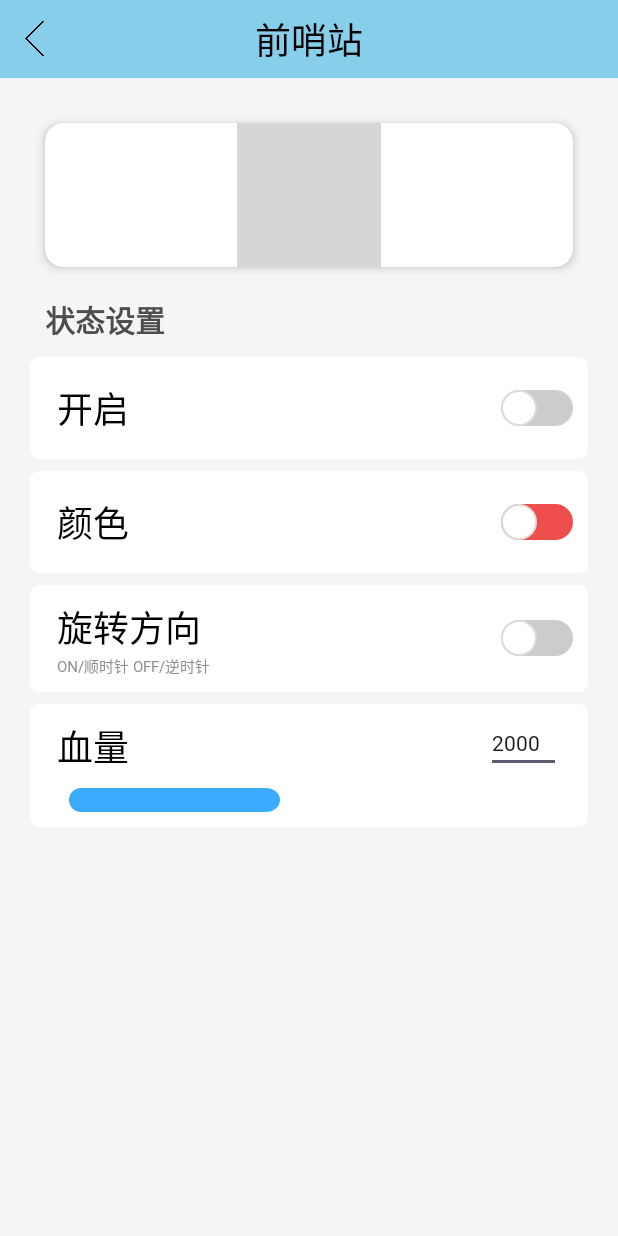
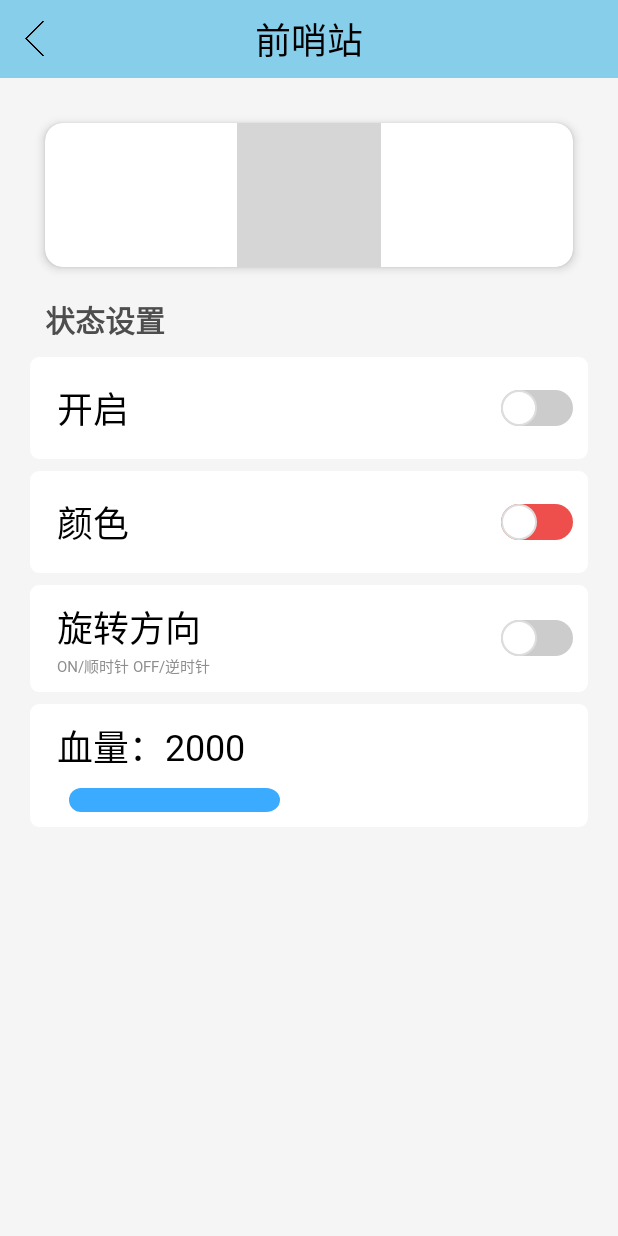
Before and after one commit to Shen-Jiewen/RM_ZD, an Android app: the OutpostDeviceActivity screen opened directly, with no data from a screen before it, on a phone screen of 412 x 824 dp. Run offline under Robolectric (Android 15) with nearby library versions, the phone set to English and light mode, and no system bars; 1 statement that could not run was skipped; grey boxes are pictures that could not be loaded.

Commit message:
优化了UI处理逻辑

```diff
--- a/app/src/main/java/com/example/wdr_outpost/OutpostDeviceActivity.java
+++ b/app/src/main/java/com/example/wdr_outpost/OutpostDeviceActivity.java
@@ -5,12 +5,12 @@ import android.bluetooth.BluetoothDevice;
 import android.bluetooth.BluetoothManager;
 import android.content.Context;
 import android.os.Bundle;
-import android.text.Editable;
-import android.text.TextWatcher;
-import android.widget.EditText;
+import android.os.Handler;
+import android.os.Looper;
 import android.widget.ImageView;
 import android.widget.SeekBar;
 import android.widget.Switch;
+import android.widget.TextView;
 import android.widget.Toast;
 import androidx.appcompat.app.AppCompatActivity;
 
@@ -23,8 +23,9 @@ public class OutpostDeviceActivity extends AppCompatActivity implements Bluetoot
     @SuppressLint("UseSwitchCompatOrMaterialCode")
     private Switch switchSetting1, switchSetting2, switchSetting3;
     private SeekBar seekBar;
-    private EditText etHealthValue;
+    private TextView etHealthValue;
     private BluetoothCommunicator bluetoothComm;
+    private final Handler handler = new Handler(Looper.getMainLooper());
 
     @Override
     protected void onCreate(Bundle savedInstanceState) {
@@ -41,28 +42,30 @@ public class OutpostDeviceActivity extends AppCompatActivity implements Bluetoot
         switchSetting2 = findViewById(R.id.sw_setting_2);
         switchSetting3 = findViewById(R.id.sw_setting_3);
         seekBar = findViewById(R.id.sb_setting_progress);
-        etHealthValue = findViewById(R.id.et_health_value);
+        etHealthValue = findViewById(R.id.tv_setting_name_4);
 
         ImageView ivBack = findViewById(R.id.iv_back);
         ivBack.setOnClickListener(v -> finish());
     }
 
     private void initializeBluetooth() {
+        new Thread(() -> {
             BluetoothManager bluetoothManager = (BluetoothManager) getSystemService(Context.BLUETOOTH_SERVICE);
             if (bluetoothManager == null || bluetoothManager.getAdapter() == null) {
-            showToastAndFinish("Bluetooth not available");
+                handler.post(() -> showToastAndFinish("Bluetooth not available"));
                 return;
             }
 
             String deviceAddress = getIntent().getStringExtra("deviceMacAddress");
             if (deviceAddress == null) {
-            showToastAndFinish("No device address provided");
+                handler.post(() -> showToastAndFinish("No device address provided"));
                 return;
             }
 
             bluetoothComm = new BluetoothCommunicator(this);
             BluetoothDevice device = bluetoothManager.getAdapter().getRemoteDevice(deviceAddress);
             bluetoothComm.connect(device);
+        }).start();
     }
 
     private void setupListeners() {
@@ -71,6 +74,7 @@ public class OutpostDeviceActivity extends AppCompatActivity implements Bluetoot
         switchSetting3.setOnCheckedChangeListener((v, checked) -> sendCurrentState());
 
         seekBar.setOnSeekBarChangeListener(new SeekBar.OnSeekBarChangeListener() {
+            @SuppressLint("SetTextI18n")
             @Override
             public void onProgressChanged(SeekBar seekBar, int progress, boolean fromUser) {
                 if (fromUser) {
@@ -82,7 +86,7 @@ public class OutpostDeviceActivity extends AppCompatActivity implements Bluetoot
                         actualProgress = MAX_PROGRESS;
                         seekBar.setProgress(MAX_PROGRESS / 100);
                     }
-                    etHealthValue.setText(String.valueOf(actualProgress));
+                    etHealthValue.setText("血量：" + String.valueOf(actualProgress));
                 }
             }
 
@@ -94,45 +98,28 @@ public class OutpostDeviceActivity extends AppCompatActivity implements Bluetoot
                 sendCurrentState();
             }
         });
-
-        etHealthValue.addTextChangedListener(new TextWatcher() {
-            @Override
-            public void beforeTextChanged(CharSequence s, int start, int count, int after) {}
-
-            @Override
-            public void onTextChanged(CharSequence s, int start, int before, int count) {}
-
-            @Override
-            public void afterTextChanged(Editable s) {
-                try {
-                    int value = Integer.parseInt(s.toString());
-                    value = Math.max(MIN_PROGRESS, Math.min(value, MAX_PROGRESS));
-                    seekBar.setProgress(value / 100);
-                } catch (NumberFormatException e) {
-                    // Ignore invalid input
-                }
-            }
-        });
     }
 
     private void sendCurrentState() {
+        new Thread(() -> {
             bluetoothComm.sendData(
                     switchSetting1.isChecked(),
                     switchSetting2.isChecked(),
                     switchSetting3.isChecked(),
                     seekBar.getProgress() * 100
             );
+        }).start();
     }
 
     // BluetoothCallback implementations
     @Override
     public void onConnected() {
-        runOnUiThread(() -> Toast.makeText(this, "Connected", Toast.LENGTH_SHORT).show());
+        handler.post(() -> Toast.makeText(this, "Connected", Toast.LENGTH_SHORT).show());
     }
 
     @Override
     public void onConnectionFailed(String error) {
-        runOnUiThread(() -> {
+        handler.post(() -> {
             Toast.makeText(this, "Connection failed: " + error, Toast.LENGTH_SHORT).show();
             finish();
         });
@@ -144,7 +131,7 @@ public class OutpostDeviceActivity extends AppCompatActivity implements Bluetoot
         String[] parts = data.split(", ");
         if (parts.length < 4) return;
 
-        runOnUiThread(() -> {
+        handler.post(() -> {
             switchSetting1.setChecked(parts[0].contains("开启"));
             switchSetting2.setChecked(parts[1].contains("蓝色"));
             switchSetting3.setChecked(parts[2].contains("顺时针"));
@@ -156,12 +143,14 @@ public class OutpostDeviceActivity extends AppCompatActivity implements Bluetoot
 
     @Override
     public void onError(String error) {
-        runOnUiThread(() -> Toast.makeText(this, error, Toast.LENGTH_SHORT).show());
+        handler.post(() -> Toast.makeText(this, error, Toast.LENGTH_SHORT).show());
     }
 
     private void showToastAndFinish(String message) {
+        handler.post(() -> {
             Toast.makeText(this, message, Toast.LENGTH_SHORT).show();
             finish();
+        });
     }
 
     @Override
--- a/app/src/main/res/layout-land/activity_device.xml
+++ b/app/src/main/res/layout-land/activity_device.xml
@@ -199,22 +199,6 @@
                 android:textColor="#000000"
                 android:textSize="24sp"/>
 
-            <!-- EditText -->
-            <EditText
-                android:id="@+id/et_health_value"
-                android:layout_width="50dp"
-                android:layout_height="wrap_content"
-                android:layout_alignParentRight="true"
-                android:layout_marginRight="8dp"
-                android:layout_alignTop="@id/tv_setting_name_4"
-                android:layout_alignBottom="@id/tv_setting_name_4"
-                android:text="2000"
-                android:textSize="14sp"
-                android:fontFamily="@font/custom_font"
-                android:inputType="number"
-                android:cursorVisible="false"
-                tools:ignore="HardcodedText,LabelFor,RtlHardcoded" />
-
             <!-- SeekBar -->
             <SeekBar
                 android:id="@+id/sb_setting_progress"
--- a/app/src/main/res/layout/activity_device.xml
+++ b/app/src/main/res/layout/activity_device.xml
@@ -219,26 +219,10 @@
                 android:layout_height="wrap_content"
                 android:layout_alignParentStart="true"
                 android:layout_marginStart="8dp"
-                android:text="血量"
+                android:text="血量：2000"
                 android:fontFamily="@font/custom_font"
                 android:textColor="#000000"
                 android:textSize="24sp"/>
-
-            <!-- EditText -->
-            <EditText
-                android:id="@+id/et_health_value"
-                android:layout_width="50dp"
-                android:layout_height="wrap_content"
-                android:layout_alignParentRight="true"
-                android:layout_marginRight="8dp"
-                android:layout_alignTop="@id/tv_setting_name_4"
-                android:layout_alignBottom="@id/tv_setting_name_4"
-                android:text="2000"
-                android:textSize="14sp"
-                android:fontFamily="@font/custom_font"
-                android:inputType="number"
-                android:cursorVisible="false"
-                tools:ignore="HardcodedText,LabelFor,RtlHardcoded" />
 
             <!-- SeekBar -->
             <SeekBar
--- a/app/src/main/res/layout/activity_main.xml
+++ b/app/src/main/res/layout/activity_main.xml
@@ -49,6 +49,8 @@
         android:backgroundTint="@color/light_blue"
         android:stateListAnimator="@animator/button_press_animator"
         android:text="机甲大师启动!"
+        android:textSize="20sp"
+        android:fontFamily="@font/custom_font"
         app:layout_constraintBottom_toBottomOf="parent"
         app:layout_constraintEnd_toEndOf="parent"
         app:layout_constraintStart_toStartOf="parent"/>
```
Also changed, not shown: app/src/main/java/com/example/wdr_outpost/MainActivity.java (+18 -9 lines). Lines whose indentation alone changed are shown as unchanged.
